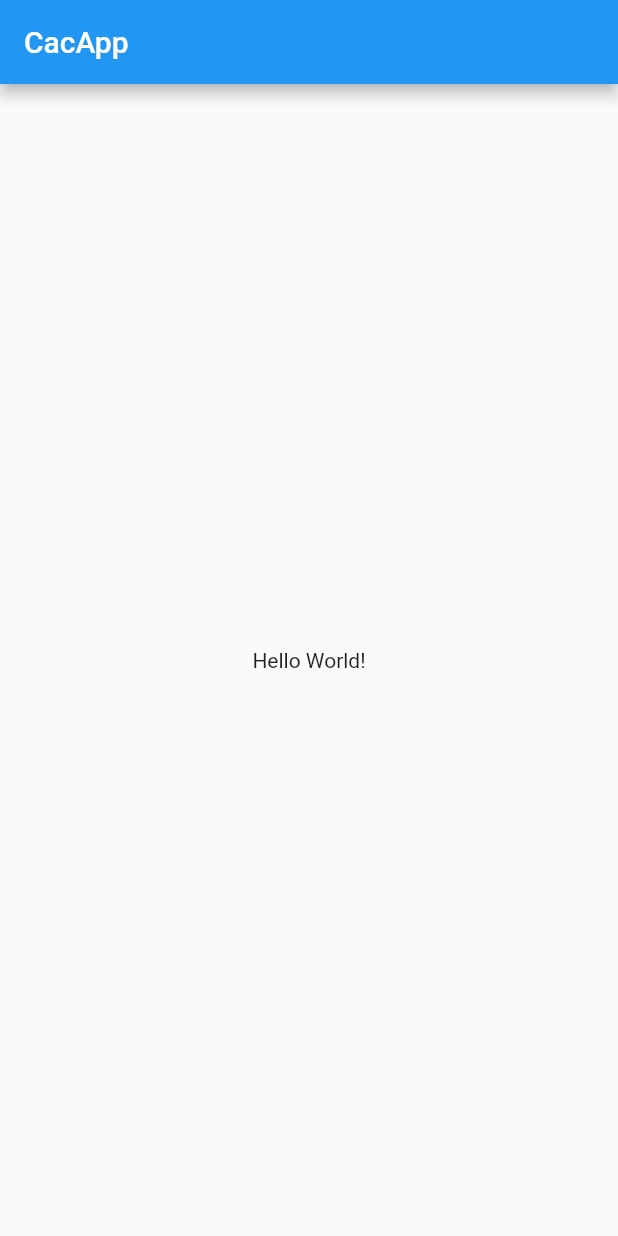
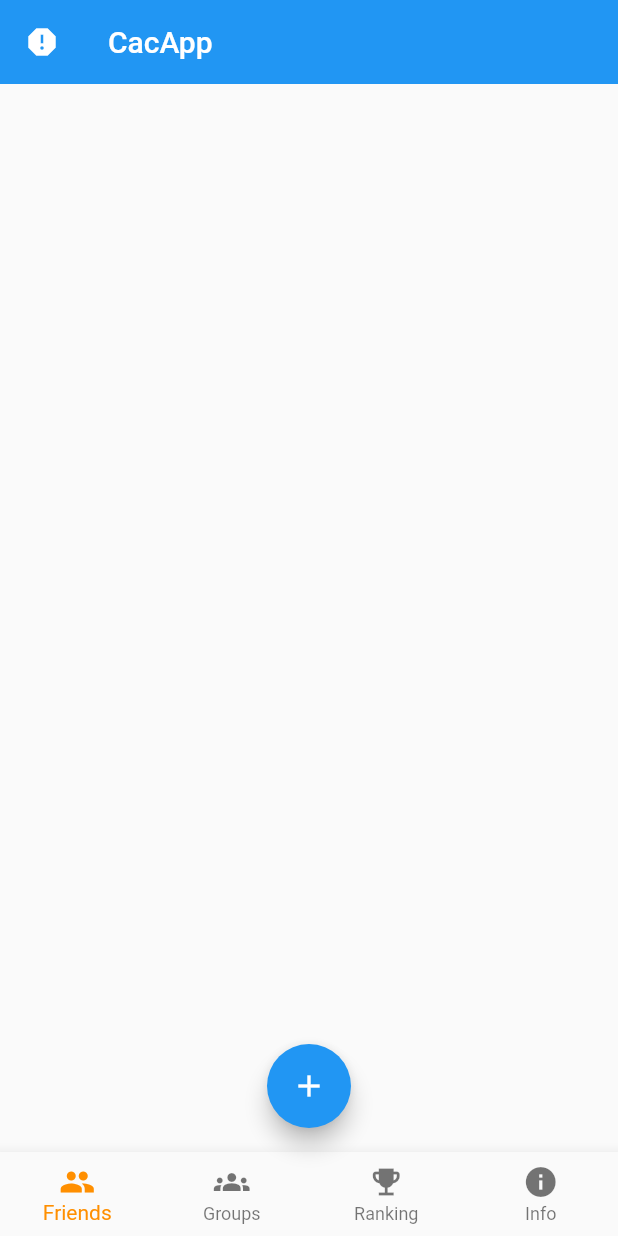
Before and after one commit to asegurpe/cacapp2, a Flutter app: the screen it shows after launch, on a phone screen of 412 x 824 dp. Run offline on Flutter 3.47's test engine with Material 2 defaults, Android fonts, the phone set to English and light mode, and no system bars.

Commit message:
Home and reports screens

```diff
--- a/lib/main.dart
+++ b/lib/main.dart
@@ -1,3 +1,5 @@
+import 'package:cacapp/screen/home_screen.dart';
+import 'package:cacapp/screen/reports_screen.dart';
 import 'package:flutter/material.dart';
 
 void main() => runApp(const CacApp());
@@ -10,14 +12,12 @@ class CacApp extends StatelessWidget {
     return MaterialApp(
       debugShowCheckedModeBanner: false,
       title: 'CacApp',
-      home: Scaffold(
-        appBar: AppBar(
-          title: const Text('CacApp'),
-        ),
-        body: const Center(
-          child: Text('Hello World!'),
-        ),
-      ),
+      //home: HomeScreen(),
+      initialRoute: HomeScreen.route,
+      routes: {
+        HomeScreen.route: (context) => const HomeScreen(),
+        ReportsScreen.route: (context) => const ReportsScreen(),
+      },
     );
   }
 }
--- /dev/null
+++ b/lib/screen/home_screen.dart
@@ -0,0 +1,64 @@
+import 'package:cacapp/screen/reports_screen.dart';
+import 'package:flutter/material.dart';
+
+class HomeScreen extends StatefulWidget {
+  const HomeScreen({Key? key}) : super(key: key);
+
+  static const String route = 'home';
+
+  @override
+  State<HomeScreen> createState() => _HomeScreenState();
+}
+
+class _HomeScreenState extends State<HomeScreen> {
+  int _currentIndex = 0;
+
+  @override
+  Widget build(BuildContext context) {
+    return Scaffold(
+      appBar: AppBar(
+        title: const Text('CacApp'),
+        elevation: 0,
+        leading: IconButton(
+            onPressed: () {
+              Navigator.pushNamed(context, ReportsScreen.route);
+            },
+            icon: Icon(Icons.report)),
+      ),
+      body: const Center(),
+      bottomNavigationBar: BottomNavigationBar(
+        type: BottomNavigationBarType.fixed,
+        items: const <BottomNavigationBarItem>[
+          BottomNavigationBarItem(
+            icon: Icon(Icons.people),
+            label: 'Friends',
+          ),
+          BottomNavigationBarItem(
+            icon: Icon(Icons.groups),
+            label: 'Groups',
+          ),
+          BottomNavigationBarItem(
+            icon: Icon(Icons.emoji_events),
+            label: 'Ranking',
+          ),
+          BottomNavigationBarItem(
+            icon: Icon(Icons.info),
+            label: 'Info',
+          ),
+        ],
+        currentIndex: _currentIndex,
+        selectedItemColor: Colors.amber[800],
+        onTap: (int index) {
+          setState(() {
+            _currentIndex = index;
+          });
+        },
+      ),
+      floatingActionButton: FloatingActionButton(
+        child: const Icon(Icons.add),
+        onPressed: () {},
+      ),
+      floatingActionButtonLocation: FloatingActionButtonLocation.centerFloat,
+    );
+  }
+}
```
Also changed, not shown: lib/screen/reports_screen.dart (added, +45 -0 lines).
